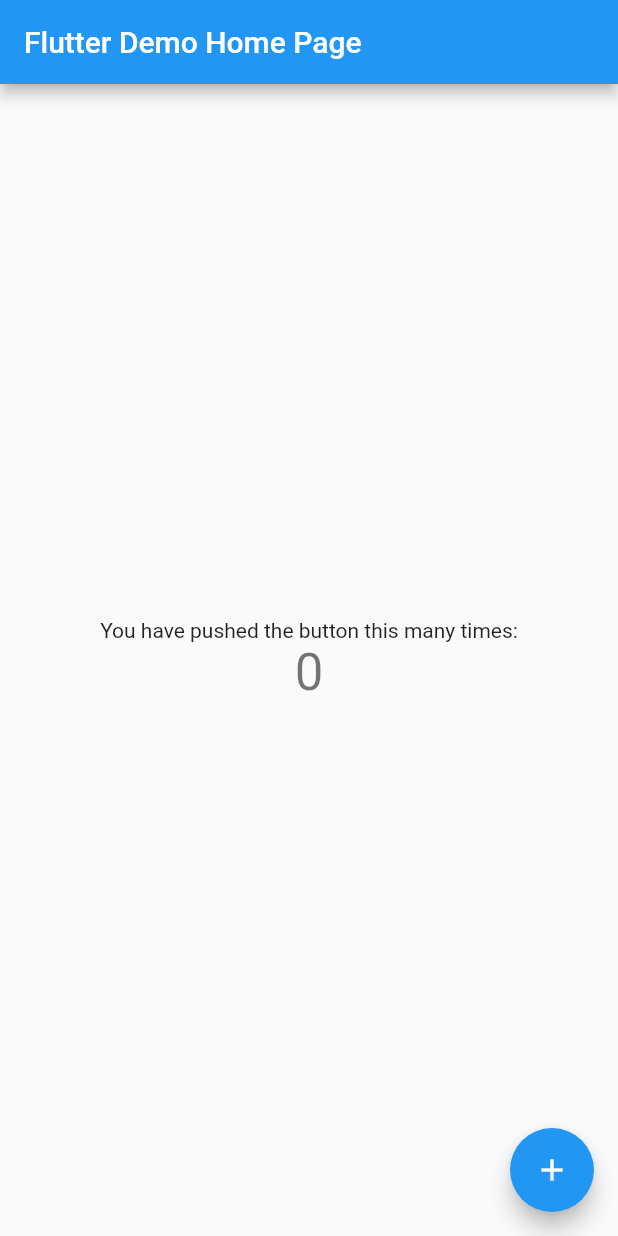
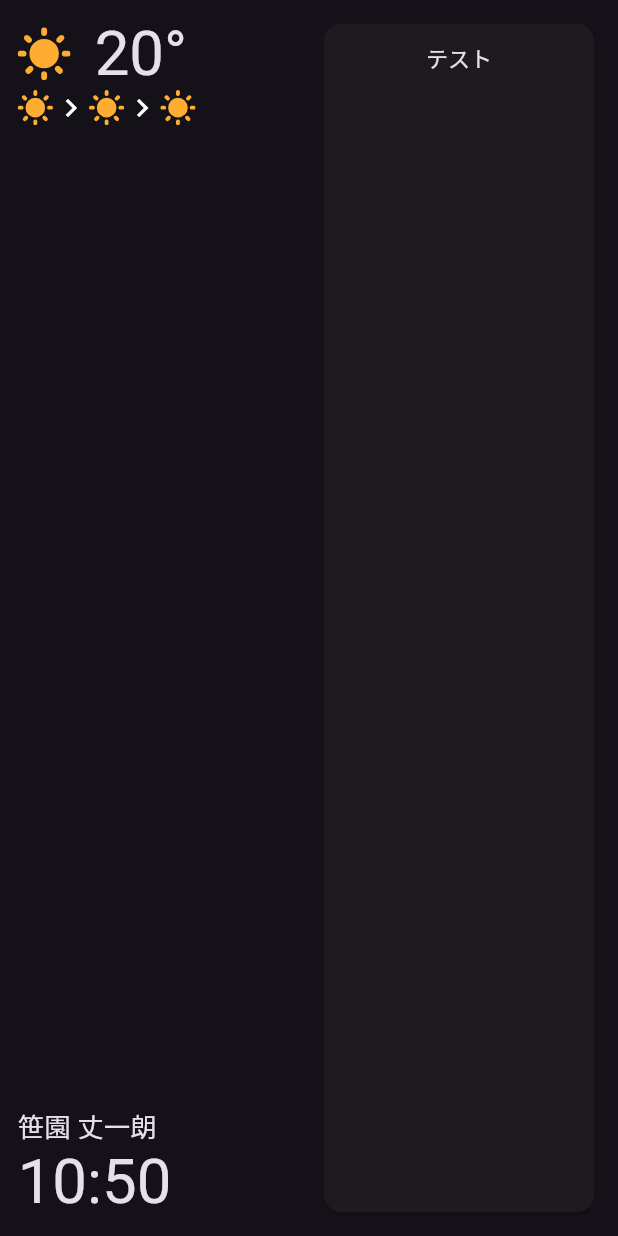
Before and after one commit to canoypa/nocsis, a Flutter app: the screen it shows after launch, on a phone screen of 412 x 824 dp. Run offline on Flutter 3.47's test engine with Material 2 defaults, Android fonts, the phone set to English and light mode, and no system bars; our stand-ins replace cloud_functions, firebase_auth, firebase_core, flutter_riverpod, flutter_screenutil, flutter_svg and 2 more; accounts and stored records are empty.

Commit message:
基本的なレイアウトを作成 (#28)

```diff
--- a/classroom_flutter/lib/main.dart
+++ b/classroom_flutter/lib/main.dart
@@ -1,115 +1,41 @@
 import 'package:flutter/material.dart';
+import 'package:flutter_screenutil/flutter_screenutil.dart';
+import 'package:nocsis_classroom/screens/home.dart';
 
-void main() {
+void main() async {
   runApp(const MyApp());
 }
 
 class MyApp extends StatelessWidget {
   const MyApp({super.key});
 
-  // This widget is the root of your application.
   @override
   Widget build(BuildContext context) {
-    return MaterialApp(
-      title: 'Flutter Demo',
-      theme: ThemeData(
-        // This is the theme of your application.
-        //
-        // Try running your application with "flutter run". You'll see the
-        // application has a blue toolbar. Then, without quitting the app, try
-        // changing the primarySwatch below to Colors.green and then invoke
-        // "hot reload" (press "r" in the console where you ran "flutter run",
-        // or simply save your changes to "hot reload" in a Flutter IDE).
-        // Notice that the counter didn't reset back to zero; the application
-        // is not restarted.
-        primarySwatch: Colors.blue,
-      ),
-      home: const MyHomePage(title: 'Flutter Demo Home Page'),
+    return ScreenUtilInit(
+      designSize: const Size(560, 315),
+      minTextAdapt: true,
+      splitScreenMode: true,
+      builder: (context, child) {
+        ThemeData baseTheme = ThemeData(
+          brightness: Brightness.dark,
+          useMaterial3: true,
+          colorSchemeSeed: const Color(0x006750a4),
+        );
+
+        ThemeData appTheme = baseTheme.copyWith(
+          textTheme: Theme.of(context)
+              .textTheme
+              .merge(baseTheme.textTheme)
+              .apply(fontSizeFactor: 1.sp),
+        );
+
+        return MaterialApp(
+          debugShowCheckedModeBanner: false,
+          title: 'Nocsis',
+          theme: appTheme,
+          home: const HomeScreen(),
+        );
+      },
     );
   }
 }
-
-class MyHomePage extends StatefulWidget {
-  const MyHomePage({super.key, required this.title});
-
-  // This widget is the home page of your application. It is stateful, meaning
-  // that it has a State object (defined below) that contains fields that affect
-  // how it looks.
-
-  // This class is the configuration for the state. It holds the values (in this
-  // case the title) provided by the parent (in this case the App widget) and
-  // used by the build method of the State. Fields in a Widget subclass are
-  // always marked "final".
-
-  final String title;
-
-  @override
-  State<MyHomePage> createState() => _MyHomePageState();
-}
-
-class _MyHomePageState extends State<MyHomePage> {
-  int _counter = 0;
-
-  void _incrementCounter() {
-    setState(() {
-      // This call to setState tells the Flutter framework that something has
-      // changed in this State, which causes it to rerun the build method below
-      // so that the display can reflect the updated values. If we changed
-      // _counter without calling setState(), then the build method would not be
-      // called again, and so nothing would appear to happen.
-      _counter++;
-    });
-  }
-
-  @override
-  Widget build(BuildContext context) {
-    // This method is rerun every time setState is called, for instance as done
-    // by the _incrementCounter method above.
-    //
-    // The Flutter framework has been optimized to make rerunning build methods
-    // fast, so that you can just rebuild anything that needs updating rather
-    // than having to individually change instances of widgets.
-    return Scaffold(
-      appBar: AppBar(
-        // Here we take the value from the MyHomePage object that was created by
-        // the App.build method, and use it to set our appbar title.
-        title: Text(widget.title),
-      ),
-      body: Center(
-        // Center is a layout widget. It takes a single child and positions it
-        // in the middle of the parent.
-        child: Column(
-          // Column is also a layout widget. It takes a list of children and
-          // arranges them vertically. By default, it sizes itself to fit its
-          // children horizontally, and tries to be as tall as its parent.
-          //
-          // Invoke "debug painting" (press "p" in the console, choose the
-          // "Toggle Debug Paint" action from the Flutter Inspector in Android
-          // Studio, or the "Toggle Debug Paint" command in Visual Studio Code)
-          // to see the wireframe for each widget.
-          //
-          // Column has various properties to control how it sizes itself and
-          // how it positions its children. Here we use mainAxisAlignment to
-          // center the children vertically; the main axis here is the vertical
-          // axis because Columns are vertical (the cross axis would be
-          // horizontal).
-          mainAxisAlignment: MainAxisAlignment.center,
-          children: <Widget>[
-            const Text(
-              'You have pushed the button this many times:',
-            ),
-            Text(
-              '$_counter',
-              style: Theme.of(context).textTheme.headlineMedium,
-            ),
-          ],
-        ),
-      ),
-      floatingActionButton: FloatingActionButton(
-        onPressed: _incrementCounter,
-        tooltip: 'Increment',
-        child: const Icon(Icons.add),
-      ), // This trailing comma makes auto-formatting nicer for build methods.
-    );
-  }
-}
--- /dev/null
+++ b/classroom_flutter/lib/screens/during_class.dart
@@ -0,0 +1,29 @@
+import 'package:flutter/material.dart';
+
+class DuringClassScreen extends StatelessWidget {
+  const DuringClassScreen({
+    super.key,
+  });
+
+  @override
+  Widget build(BuildContext context) {
+    return Scaffold(
+      body: Center(
+        child: Column(
+          mainAxisSize: MainAxisSize.min,
+          children: [
+            Row(
+              mainAxisSize: MainAxisSize.min,
+              children: [
+                Text("1時間目", style: Theme.of(context).textTheme.titleLarge),
+                Text("・"),
+                Text("授業名", style: Theme.of(context).textTheme.titleLarge),
+              ],
+            ),
+            Text("90分", style: Theme.of(context).textTheme.displayLarge),
+          ],
+        ),
+      ),
+    );
+  }
+}
--- /dev/null
+++ b/classroom_flutter/lib/screens/home.dart
@@ -0,0 +1,125 @@
+import 'package:flutter/material.dart';
+import 'package:flutter_screenutil/flutter_screenutil.dart';
+import 'package:flutter_svg/flutter_svg.dart';
+
+class HomeScreen extends StatelessWidget {
+  const HomeScreen({
+    super.key,
+  });
+
+  @override
+  Widget build(BuildContext context) {
+    return Scaffold(
+      body: Stack(
+        children: [
+          Padding(
+            padding: EdgeInsets.all(16.r),
+            child: Row(
+              children: [
+                const Expanded(child: HomeInfo()),
+                SizedBox(width: 16.r),
+                const Expanded(child: HomeSchedules()),
+              ],
+            ),
+          ),
+        ],
+      ),
+    );
+  }
+}
+
+class HomeInfo extends StatelessWidget {
+  const HomeInfo({
+    super.key,
+  });
+
+  @override
+  Widget build(BuildContext context) {
+    return Stack(
+      children: [
+        Align(
+          alignment: Alignment.topLeft,
+          child: Column(
+            children: [
+              Row(
+                children: [
+                  SvgPicture.asset(
+                    "assets/images/weather/clear.svg",
+                    width: 48.r,
+                    height: 48.r,
+                  ),
+                  const SizedBox(width: 16),
+                  Text(
+                    "20°",
+                    style: Theme.of(context).textTheme.displayMedium,
+                  ),
+                ],
+              ),
+              Row(
+                children: [
+                  SvgPicture.asset(
+                    "assets/images/weather/clear.svg",
+                    width: 32.r,
+                    height: 32.r,
+                  ),
+                  const Icon(Icons.navigate_next),
+                  SvgPicture.asset(
+                    "assets/images/weather/clear.svg",
+                    width: 32.r,
+                    height: 32.r,
+                  ),
+                  const Icon(Icons.navigate_next),
+                  SvgPicture.asset(
+                    "assets/images/weather/clear.svg",
+                    width: 32.r,
+                    height: 32.r,
+                  ),
+                ],
+              )
+            ],
+          ),
+        ),
+        Align(
+          alignment: Alignment.bottomLeft,
+          child: Column(
+            mainAxisSize: MainAxisSize.min,
+            crossAxisAlignment: CrossAxisAlignment.start,
+            children: [
+              Text(
+                "笹園 丈一朗",
+                style: Theme.of(context).textTheme.headlineSmall,
+              ),
+              Text(
+                "10:50",
+                style: Theme.of(context).textTheme.displayMedium,
+              ),
+            ],
+          ),
+        ),
+      ],
+    );
+  }
+}
+
+class HomeSchedules extends StatelessWidget {
+  const HomeSchedules({
+    super.key,
+  });
+
+  @override
+  Widget build(BuildContext context) {
+    return Card(
+      child: Padding(
+        padding: EdgeInsets.all(16.r),
+        child: Column(
+          children: [
+            Text(
+              "テスト",
+              style: Theme.of(context).textTheme.titleLarge,
+            ),
+          ],
+        ),
+      ),
+    );
+  }
+}
```
Also changed, not shown: classroom_flutter/pubspec.yaml (+7 -1 lines), classroom_flutter/assets/images/weather/atmosphere.svg (added), classroom_flutter/assets/images/weather/clear.svg (added), classroom_flutter/assets/images/weather/clouds.svg (added), classroom_flutter/assets/images/weather/rain.svg (added), classroom_flutter/assets/images/weather/snow.svg (added), classroom_flutter/assets/images/weather/unknown.svg (added), classroom_flutter/pubspec.lock.
